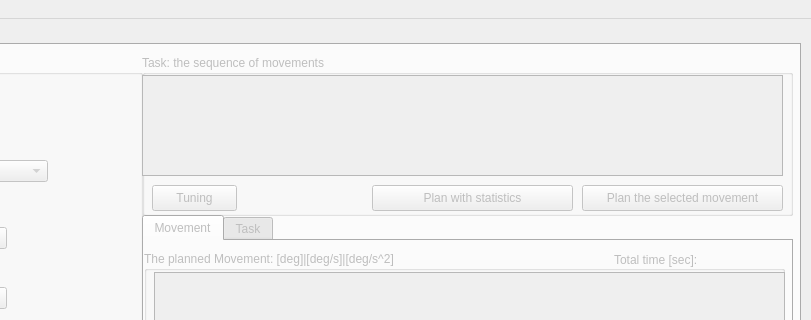
zohannn/motion_manager, file ui/main_window.ui: the form before one commit; both pictures show x 290 to 1101 and y 0 to 320 of the 1101 by 697 pixel window.
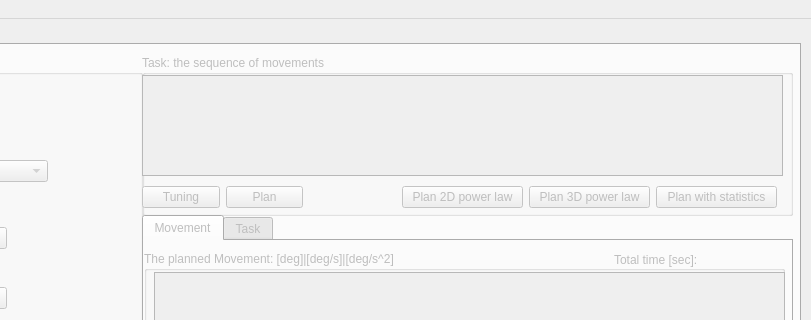
The form after the commit. The open tabs and pages were chosen to show the change. Icons and pictures are not drawn. Custom widgets are drawn as their Qt base class.

```diff
--- a/ui/main_window.ui
+++ b/ui/main_window.ui
@@ -738,44 +738,64 @@
         </rect>
        </property>
       </widget>
-      <widget class="QPushButton" name="pushButton_plan">
+      <widget class="QWidget" name="">
        <property name="geometry">
         <rect>
-         <x>440</x>
+         <x>0</x>
          <y>130</y>
-         <width>201</width>
-         <height>26</height>
+         <width>161</width>
+         <height>25</height>
         </rect>
        </property>
-       <property name="text">
-        <string>Plan the selected movement</string>
-       </property>
+       <layout class="QHBoxLayout" name="horizontalLayout_14">
+        <item>
+         <widget class="QPushButton" name="pushButton_tuning">
+          <property name="text">
+           <string>Tuning</string>
+          </property>
+         </widget>
+        </item>
+        <item>
+         <widget class="QPushButton" name="pushButton_plan">
+          <property name="text">
+           <string>Plan</string>
+          </property>
+         </widget>
+        </item>
+       </layout>
       </widget>
-      <widget class="QPushButton" name="pushButton_tuning">
+      <widget class="QWidget" name="">
        <property name="geometry">
         <rect>
-         <x>10</x>
+         <x>260</x>
          <y>130</y>
-         <width>85</width>
-         <height>26</height>
+         <width>375</width>
+         <height>25</height>
         </rect>
        </property>
-       <property name="text">
-        <string>Tuning</string>
-       </property>
-      </widget>
-      <widget class="QPushButton" name="pushButton_plan_trials">
-       <property name="geometry">
-        <rect>
-         <x>230</x>
-         <y>130</y>
-         <width>201</width>
-         <height>26</height>
-        </rect>
-       </property>
-       <property name="text">
-        <string>Plan with statistics</string>
-       </property>
+       <layout class="QHBoxLayout" name="horizontalLayout_15">
+        <item>
+         <widget class="QPushButton" name="pushButton_plan_2d_power_law">
+          <property name="text">
+           <string>Plan 2D power law</string>
+          </property>
+         </widget>
+        </item>
+        <item>
+         <widget class="QPushButton" name="pushButton_plan_3d_power_law">
+          <property name="text">
+           <string>Plan 3D power law</string>
+          </property>
+         </widget>
+        </item>
+        <item>
+         <widget class="QPushButton" name="pushButton_plan_trials">
+          <property name="text">
+           <string>Plan with statistics</string>
+          </property>
+         </widget>
+        </item>
+       </layout>
       </widget>
      </widget>
      <widget class="QTabWidget" name="tabWidget_sol">
```
